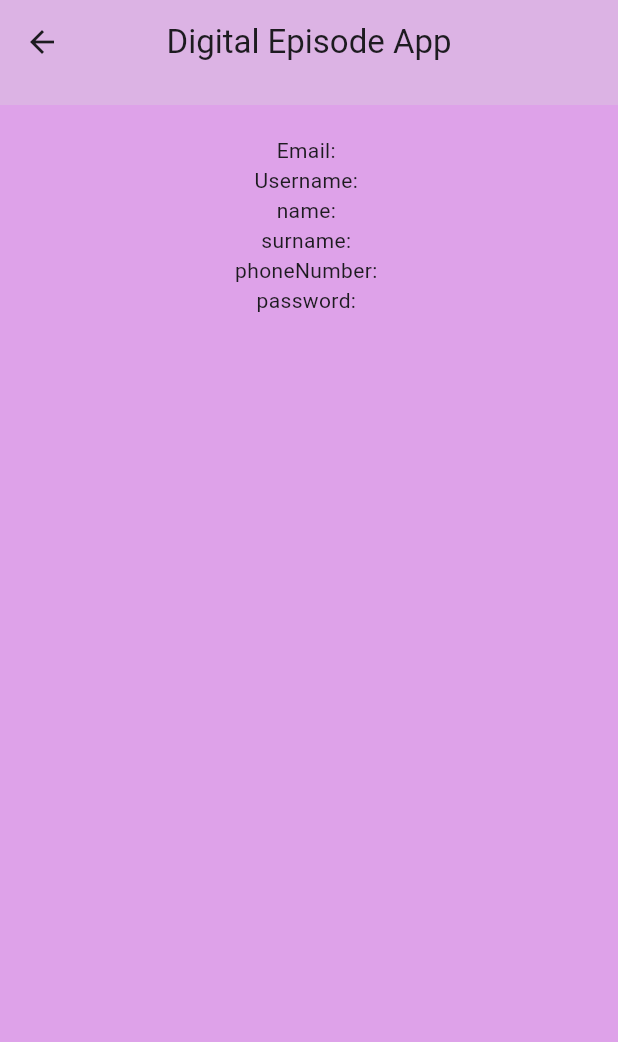
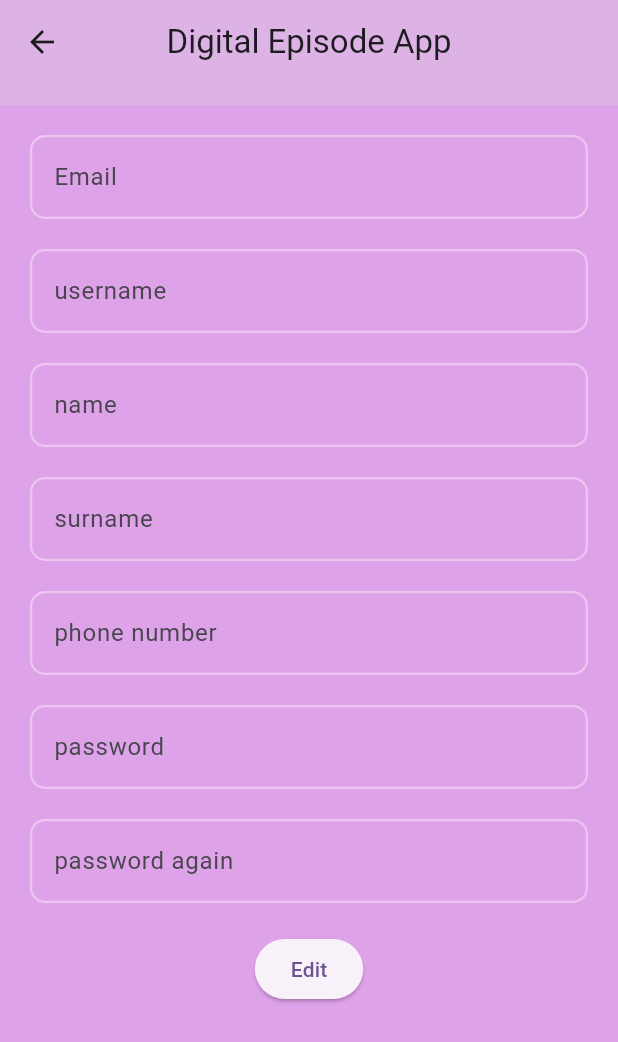
Before and after one commit to iremyasar01/digital_episode_new, a Flutter app: the screen it shows once a user with an empty profile is signed in, in the side drawer, after a tap on "profile", on a phone screen of 412 x 824 dp. Shown: the top 1042 px of the screen. Run offline on Flutter 3.47's test engine with Material 3 defaults, Android fonts, the phone set to English and light mode, and no system bars; our stand-ins replace cloud_firestore, email_validator, firebase_auth, firebase_core, fluttertoast; accounts and stored records are empty.

Commit message:
update data

```diff
--- a/lib/screens/profile_screen.dart
+++ b/lib/screens/profile_screen.dart
@@ -1,14 +1,11 @@
-//import 'package:digital_episode_new/components/action.dart';
+
 import 'package:digital_episode_new/components/my_users_model.dart';
 import 'package:digital_episode_new/services/auth.dart';
-//import 'package:digital_episode_new/services/firebase_services.dart';
 import 'package:digital_episode_new/widgets/My_appbar.dart';
-//import 'package:digital_episode_new/widgets/my_profile.dart';
-//import 'package:digital_episode_new/widgets/my_profile.dart';
 import 'package:flutter/material.dart';
-//import 'package:flutter/rendering.dart';
-//import 'package:get/state_manager.dart';
+
 class ProfileScreen extends StatefulWidget {
+
   const ProfileScreen({super.key});
 
   @override
@@ -16,6 +13,59 @@ class ProfileScreen extends StatefulWidget {
 }
 //profile ekranında ad soyad istesin maili gçstersin tel no iste.uğdate buttondan ekran yap firebasedem çek
 class _ProfileScreenState extends State<ProfileScreen> {
+ //late TextEditingController emailController;
+  //late TextEditingController usernameController;
+  late TextEditingController nameController;
+  late TextEditingController surnameController;
+  late TextEditingController phoneNumberController;
+  late TextEditingController passwordController;
+  late TextEditingController passwordAgainController;
+
+      @override
+  void initState() {
+    super.initState();
+
+    // Kullanıcı bilgilerini Firestore'dan çekip controller'lara atıyoruz
+    Auth().getMyUsersAsStream().listen((userModel) {
+      setState(() {
+        nameController = TextEditingController(text: userModel.name);
+        surnameController = TextEditingController(text: userModel.surname);
+        phoneNumberController = TextEditingController(text: userModel.phoneNumber);
+         passwordController = TextEditingController(text: userModel.password);
+          passwordAgainController = TextEditingController(text: userModel.passwordAgain);
+      });
+    });
+  }
+  @override
+  void dispose() {
+    // Dispose of the controllers when the widget is disposed
+    nameController.dispose();
+    surnameController.dispose();
+    phoneNumberController.dispose();
+    passwordController.dispose();
+    passwordAgainController.dispose();
+    super.dispose();
+  }
+
+     Widget inputWidget(
+      {TextEditingController? controller,String? labelText, String? newValue, bool? readOnly = false,}) {
+
+    final border = OutlineInputBorder(
+        borderRadius: BorderRadius.circular(10),
+        borderSide: const BorderSide(color: Colors.white38, width: 1.5));
+    return Padding(
+      padding: const EdgeInsets.only(bottom: 20),
+      child: TextField(
+        controller: controller,
+        decoration: InputDecoration(
+          labelText: labelText,
+         border: border, enabledBorder: border, focusedBorder: border),
+           onChanged: (value) {
+            newValue = value;
+           },
+      ),
+    );
+  }
   @override
   Widget build(BuildContext context) {
 
@@ -55,6 +105,28 @@ class _ProfileScreenState extends State<ProfileScreen> {
           child: Center(
             child: Column(
               children: [
+                inputWidget( controller: TextEditingController(text: myUsersModel?.email),
+                      labelText: "Email" ),
+
+                     // hintText: "${myUsersModel?.email}"),
+                  //labelText:"email" , hintText: "${myUsersModel?.email}"   ),
+                inputWidget(controller: TextEditingController(text: myUsersModel?.username),labelText:"username" ,  ),
+                inputWidget(controller: nameController,newValue:  myUsersModel?.name,labelText:"name" , ),
+                inputWidget(controller: surnameController, newValue:  myUsersModel?.surname,labelText:"surname" ,   ),
+                inputWidget(controller: phoneNumberController, newValue: myUsersModel?.phoneNumber,labelText:"phone number" , ),
+                inputWidget(controller: passwordController, newValue:  myUsersModel?.password,labelText:"password" ,    ),
+                 inputWidget(controller: passwordAgainController, newValue:  myUsersModel?.passwordAgain,labelText:"password again" ,    ),
+
+                 ElevatedButton(onPressed: (){
+                   // Bilgileri güncelle
+                      Auth().updateUser(
+
+                        name: nameController.text,
+                        surname: surnameController.text,
+                        phoneNumber: phoneNumberController.text,
+                        password: passwordController.text,);
+                 }, child: const Text("Edit"),),
+                /*
                 Text("Email: ${myUsersModel?.email}",),
                 Text("Username: ${myUsersModel?.username}"),
                 Text("name: ${myUsersModel?.name}"),
@@ -64,6 +136,7 @@ class _ProfileScreenState extends State<ProfileScreen> {
                 //Text("passwordAgain: ${myUsersModel?.passwordAgain}"),
 
                 // Diğer verileri burada göster
+                */
               ],
             ),
           ),
--- a/pubspec.yaml
+++ b/pubspec.yaml
@@ -38,7 +38,7 @@ dependencies:
   collapsible_sidebar: ^2.0.7
   firebase_core: ^3.3.0
   firebase_auth: ^5.1.4
-  email_validator: '^2.1.17'
+  email_validator: ^3.0.0
   flutter_launcher_icons: ^0.13.1
   cloud_firestore: ^5.2.1
   fluttertoast: ^8.2.6
```
Also changed, not shown: lib/services/auth.dart (+38 -2 lines), 1 other file.
